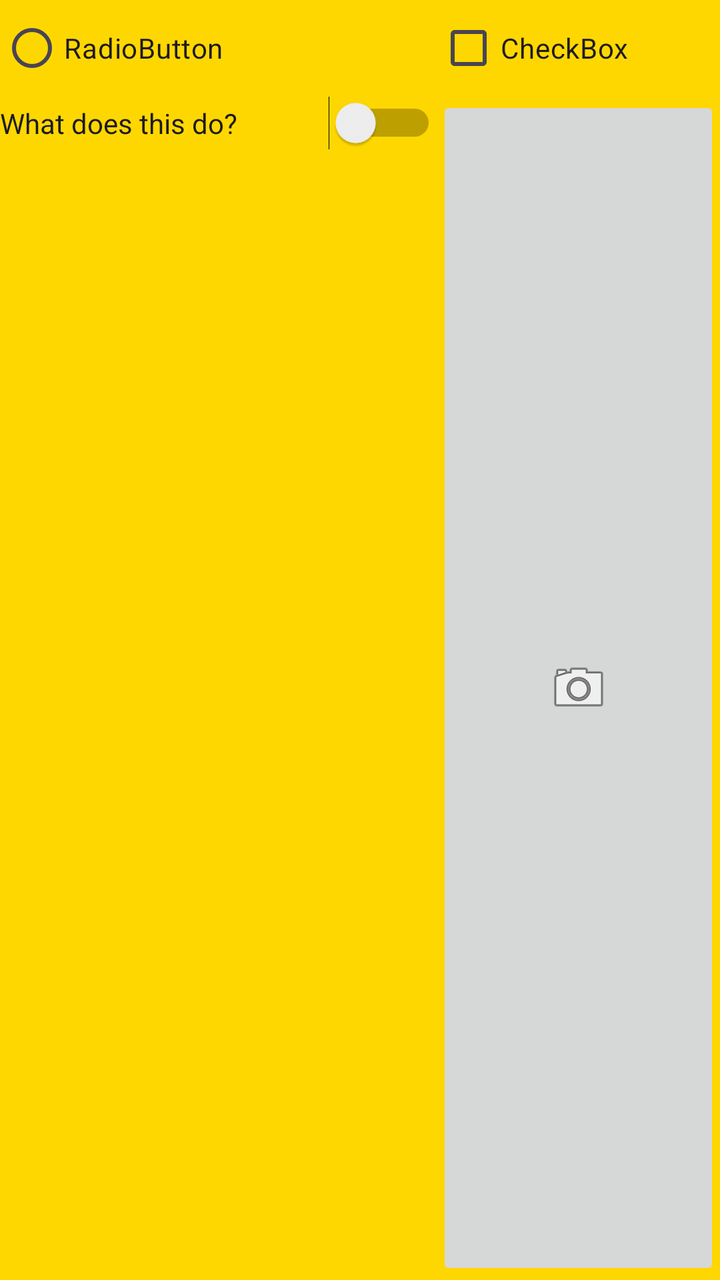
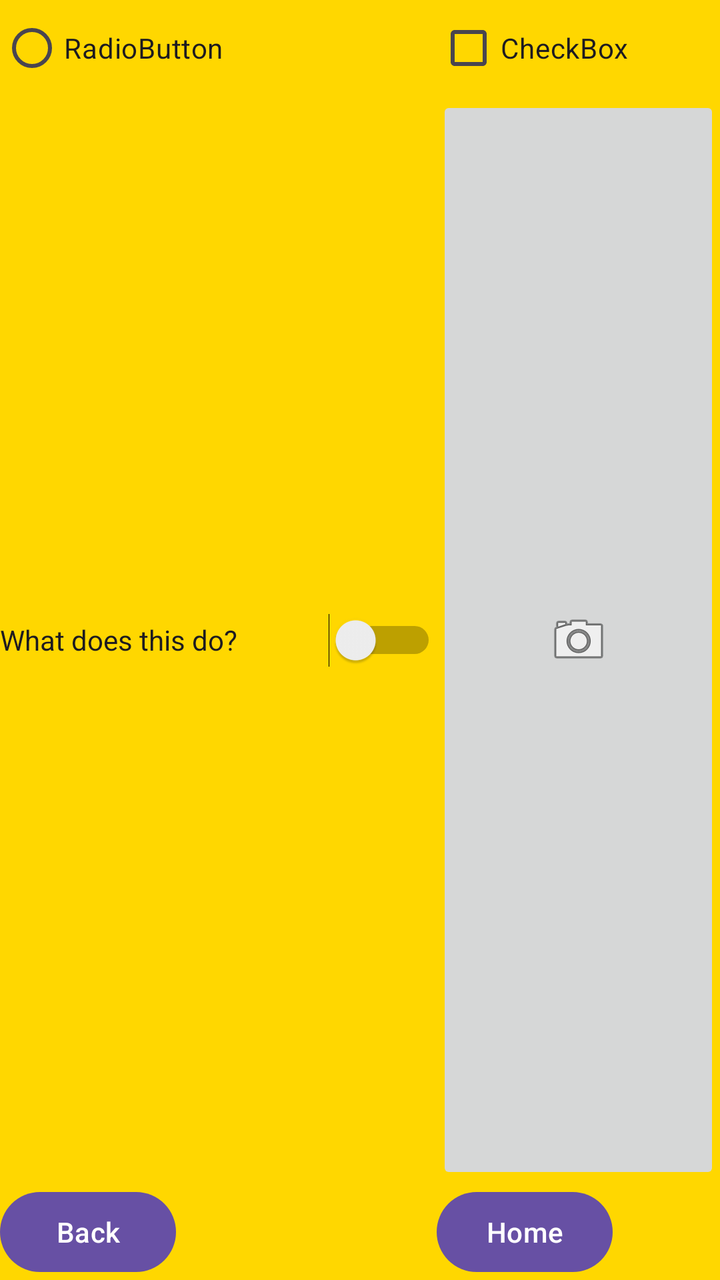

Screens rendered from an Android XML layout before and after an edit, with the pre-edit source and the edit as a unified diff.
<!-- AndroidManifest.xml: application theme Theme.AndroidAssignments -->
<!-- res/layout/activity_list_items.xml -->
<?xml version="1.0" encoding="utf-8"?>
<GridLayout xmlns:android="http://schemas.android.com/apk/res/android"
    xmlns:app="http://schemas.android.com/apk/res-auto"
    xmlns:tools="http://schemas.android.com/tools"
    android:id="@+id/main"
    android:layout_width="match_parent"
    android:layout_height="wrap_content"
    android:columnCount="2"
    android:rowCount="2"
    android:layout_margin="2dp"
    android:background="@color/gold"

    tools:context=".ListItemsActivity">

    <RadioButton
        android:id="@+id/radioButton"
        android:layout_width="wrap_content"
        android:layout_height="wrap_content"
        android:layout_columnWeight="1"
        android:layout_gravity="fill"
        android:text="RadioButton" />

    <CheckBox
        android:id="@+id/checkBox2"
        android:layout_width="wrap_content"
        android:layout_height="wrap_content"
        android:layout_columnWeight="1"
        android:layout_gravity="fill"
        android:text="CheckBox" />

    <Switch
        android:id="@+id/switch1"
        android:layout_width="wrap_content"
        android:layout_height="wrap_content"
        android:layout_columnWeight="1"
        android:gravity="fill"
        android:text="@string/switchName"/>

    <ImageButton
        android:id="@+id/imageButton"
        android:layout_width="wrap_content"
        android:layout_height="wrap_content"
        android:layout_columnWeight="1"
        android:layout_gravity="fill"
        app:srcCompat="@android:drawable/ic_menu_camera" />

</GridLayout>
<!-- resources referenced by this layout -->
<resources>
  <color name="gold">#FFD700</color>
  <string name="switchName">What does this do?</string>
  <style name="Theme.AndroidAssignments" parent="Base.Theme.AndroidAssignments" />
  <style name="Base.Theme.AndroidAssignments" parent="Theme.Material3.DayNight.NoActionBar">
          
          
      </style>
</resources>

<!-- the commit's change to res/layout/activity_list_items.xml (unified diff, before → after) -->
@@ -29,12 +29,12 @@
         android:text="CheckBox" />
 
     <Switch
-        android:id="@+id/switch1"
+        android:id="@+id/switch2"
         android:layout_width="wrap_content"
         android:layout_height="wrap_content"
         android:layout_columnWeight="1"
-        android:gravity="fill"
-        android:text="@string/switchName"/>
+        android:layout_gravity="fill"
+        android:text="@string/switchName" />
 
     <ImageButton
         android:id="@+id/imageButton"
@@ -44,4 +44,18 @@
         android:layout_gravity="fill"
         app:srcCompat="@android:drawable/ic_menu_camera" />
 
+    <Button
+        android:id="@+id/button4"
+        android:layout_width="wrap_content"
+        android:layout_height="wrap_content"
+        android:onClick="Back"
+        android:text="Back" />
+
+    <Button
+        android:id="@+id/button5"
+        android:layout_width="wrap_content"
+        android:layout_height="wrap_content"
+        android:onClick="Forward"
+        android:text="Home" />
+
 </GridLayout>
